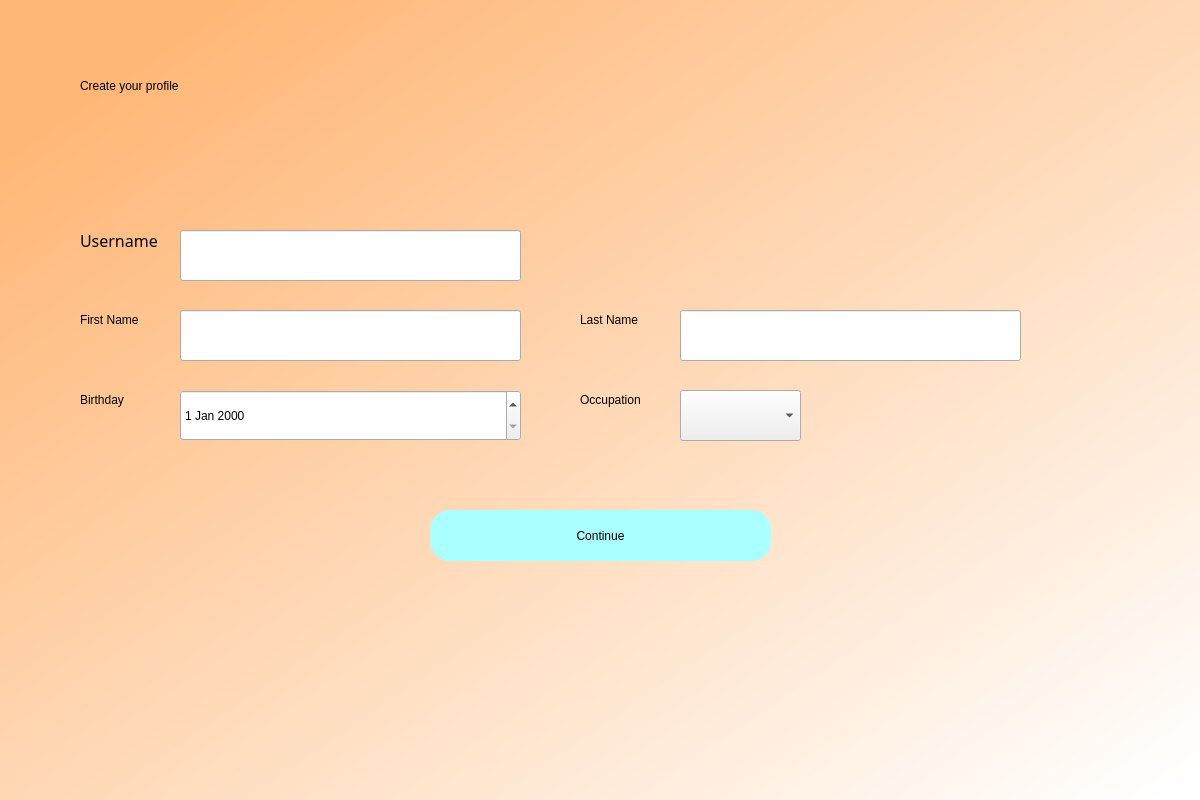
The window that profile.ui (cnTalon/READ) describes before a commit, drawn with Qt 5.
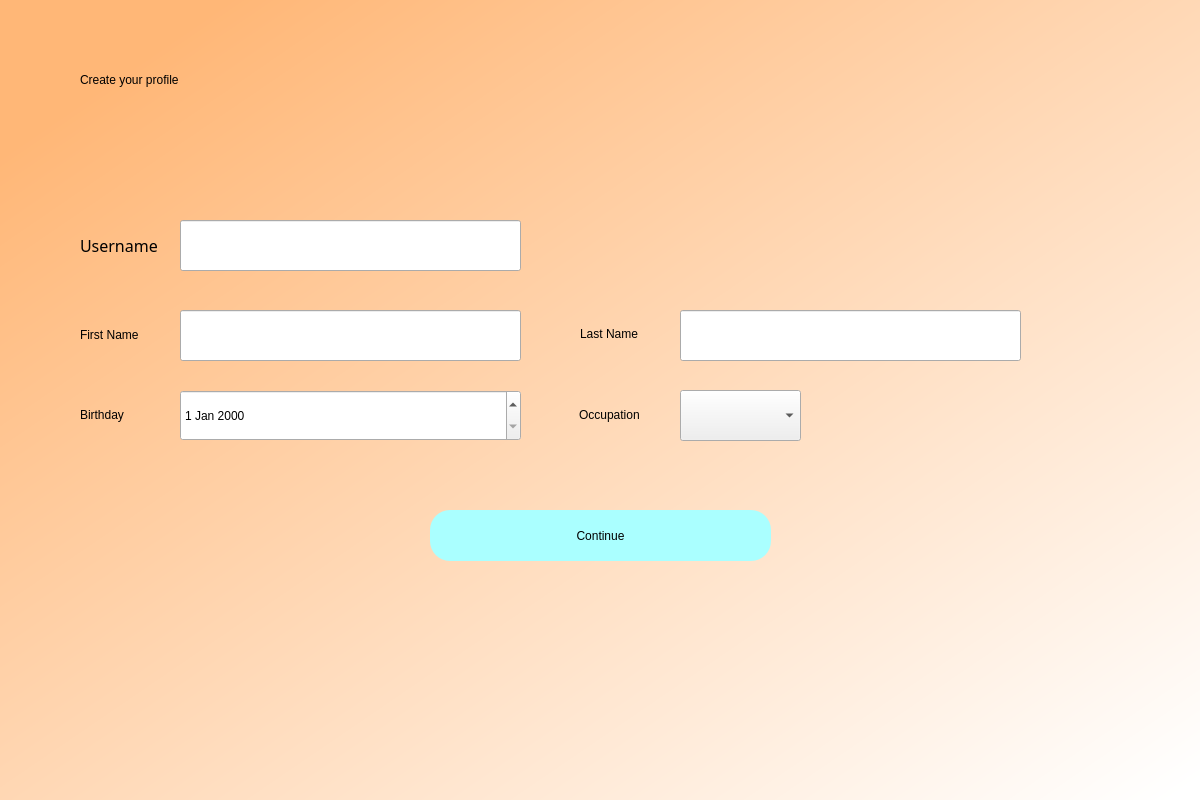
The same window after the commit.

Commit message: fixed label sizing

What changed in the file:
```diff
--- a/profile.ui
+++ b/profile.ui
@@ -27,23 +27,6 @@
 background-color:qlineargradient(spread:pad, x1:0.091, y1:0.101636, x2:0.991379, y2:0.977, stop:0 rgb(255, 183, 119), stop:1 rgba(255, 255, 255, 255));}
 </string>
    </property>
-   <widget class="QLabel" name="label">
-    <property name="geometry">
-     <rect>
-      <x>80</x>
-      <y>50</y>
-      <width>401</width>
-      <height>71</height>
-     </rect>
-    </property>
-    <property name="styleSheet">
-     <string notr="true">font: 36pt &quot;DengXian&quot;; color:rgb(0,0,0)
-</string>
-    </property>
-    <property name="text">
-     <string>Create your profile</string>
-    </property>
-   </widget>
    <widget class="QPushButton" name="signup">
     <property name="geometry">
      <rect>
@@ -66,7 +49,7 @@
     <property name="geometry">
      <rect>
       <x>180</x>
-      <y>230</y>
+      <y>220</y>
       <width>341</width>
       <height>51</height>
      </rect>
@@ -90,47 +73,6 @@
 font: 12pt &quot;MS Shell Dlg 2&quot;;</string>
     </property>
    </widget>
-   <widget class="QLabel" name="label_3">
-    <property name="geometry">
-     <rect>
-      <x>80</x>
-      <y>230</y>
-      <width>81</width>
-      <height>20</height>
-     </rect>
-    </property>
-    <property name="font">
-     <font>
-      <family>DengXian</family>
-      <pointsize>12</pointsize>
-      <weight>50</weight>
-      <italic>false</italic>
-      <bold>false</bold>
-     </font>
-    </property>
-    <property name="styleSheet">
-     <string notr="true">font: 12pt &quot;DengXian&quot;;</string>
-    </property>
-    <property name="text">
-     <string>Username</string>
-    </property>
-   </widget>
-   <widget class="QLabel" name="label_4">
-    <property name="geometry">
-     <rect>
-      <x>80</x>
-      <y>310</y>
-      <width>81</width>
-      <height>20</height>
-     </rect>
-    </property>
-    <property name="styleSheet">
-     <string notr="true">font: 12pt &quot;DengXian&quot;;</string>
-    </property>
-    <property name="text">
-     <string>First Name</string>
-    </property>
-   </widget>
    <widget class="QLabel" name="error">
     <property name="geometry">
      <rect>
@@ -147,22 +89,6 @@
      <string/>
     </property>
    </widget>
-   <widget class="QLabel" name="label_5">
-    <property name="geometry">
-     <rect>
-      <x>580</x>
-      <y>310</y>
-      <width>81</width>
-      <height>20</height>
-     </rect>
-    </property>
-    <property name="styleSheet">
-     <string notr="true">font: 12pt &quot;DengXian&quot;;</string>
-    </property>
-    <property name="text">
-     <string>Last Name</string>
-    </property>
-   </widget>
    <widget class="QLineEdit" name="lastname">
     <property name="geometry">
      <rect>
@@ -191,22 +117,6 @@
 font: 12pt &quot;MS Shell Dlg 2&quot;;</string>
     </property>
    </widget>
-   <widget class="QLabel" name="label_6">
-    <property name="geometry">
-     <rect>
-      <x>80</x>
-      <y>390</y>
-      <width>81</width>
-      <height>20</height>
-     </rect>
-    </property>
-    <property name="styleSheet">
-     <string notr="true">font: 12pt &quot;DengXian&quot;;</string>
-    </property>
-    <property name="text">
-     <string>Birthday</string>
-    </property>
-   </widget>
    <widget class="QComboBox" name="occupation">
     <property name="geometry">
      <rect>
@@ -241,21 +151,147 @@
      </property>
     </item>
    </widget>
-   <widget class="QLabel" name="label_8">
+   <widget class="QWidget" name="verticalLayoutWidget">
+    <property name="geometry">
+     <rect>
+      <x>80</x>
+      <y>50</y>
+      <width>611</width>
+      <height>61</height>
+     </rect>
+    </property>
+    <layout class="QVBoxLayout" name="verticalLayout">
+     <item alignment="Qt::AlignVCenter">
+      <widget class="QLabel" name="label">
+       <property name="styleSheet">
+        <string notr="true">font: 36pt &quot;DengXian&quot;; color:rgb(0,0,0)
+</string>
+       </property>
+       <property name="text">
+        <string>Create your profile</string>
+       </property>
+      </widget>
+     </item>
+    </layout>
+   </widget>
+   <widget class="QWidget" name="verticalLayoutWidget_2">
+    <property name="geometry">
+     <rect>
+      <x>80</x>
+      <y>220</y>
+      <width>101</width>
+      <height>51</height>
+     </rect>
+    </property>
+    <layout class="QVBoxLayout" name="verticalLayout_2">
+     <item alignment="Qt::AlignVCenter">
+      <widget class="QLabel" name="label_3">
+       <property name="font">
+        <font>
+         <family>DengXian</family>
+         <pointsize>12</pointsize>
+         <weight>50</weight>
+         <italic>false</italic>
+         <bold>false</bold>
+        </font>
+       </property>
+       <property name="styleSheet">
+        <string notr="true">font: 12pt &quot;DengXian&quot;;</string>
+       </property>
+       <property name="text">
+        <string>Username</string>
+       </property>
+      </widget>
+     </item>
+    </layout>
+   </widget>
+   <widget class="QWidget" name="verticalLayoutWidget_4">
+    <property name="geometry">
+     <rect>
+      <x>80</x>
+      <y>390</y>
+      <width>101</width>
+      <height>51</height>
+     </rect>
+    </property>
+    <layout class="QVBoxLayout" name="verticalLayout_4">
+     <item alignment="Qt::AlignVCenter">
+      <widget class="QLabel" name="label_6">
+       <property name="styleSheet">
+        <string notr="true">font: 12pt &quot;DengXian&quot;;</string>
+       </property>
+       <property name="text">
+        <string>Birthday</string>
+       </property>
+      </widget>
+     </item>
+    </layout>
+   </widget>
+   <widget class="QWidget" name="verticalLayoutWidget_5">
+    <property name="geometry">
+     <rect>
+      <x>80</x>
+      <y>310</y>
+      <width>101</width>
+      <height>51</height>
+     </rect>
+    </property>
+    <layout class="QVBoxLayout" name="verticalLayout_5">
+     <item alignment="Qt::AlignVCenter">
+      <widget class="QLabel" name="label_4">
+       <property name="styleSheet">
+        <string notr="true">font: 12pt &quot;DengXian&quot;;</string>
+       </property>
+       <property name="text">
+        <string>First Name</string>
+       </property>
+      </widget>
+     </item>
+    </layout>
+   </widget>
+   <widget class="QWidget" name="verticalLayoutWidget_9">
+    <property name="geometry">
+     <rect>
+      <x>579</x>
+      <y>390</y>
+      <width>101</width>
+      <height>51</height>
+     </rect>
+    </property>
+    <layout class="QVBoxLayout" name="verticalLayout_9">
+     <item alignment="Qt::AlignVCenter">
+      <widget class="QLabel" name="label_8">
+       <property name="styleSheet">
+        <string notr="true">font: 12pt &quot;DengXian&quot;;</string>
+       </property>
+       <property name="text">
+        <string>Occupation</string>
+       </property>
+      </widget>
+     </item>
+    </layout>
+   </widget>
+   <widget class="QWidget" name="verticalLayoutWidget_10">
     <property name="geometry">
      <rect>
       <x>580</x>
-      <y>390</y>
-      <width>81</width>
-      <height>20</height>
+      <y>309</y>
+      <width>101</width>
+      <height>51</height>
      </rect>
     </property>
-    <property name="styleSheet">
-     <string notr="true">font: 12pt &quot;DengXian&quot;;</string>
-    </property>
-    <property name="text">
-     <string>Occupation</string>
-    </property>
+    <layout class="QVBoxLayout" name="verticalLayout_10">
+     <item alignment="Qt::AlignVCenter">
+      <widget class="QLabel" name="label_13">
+       <property name="styleSheet">
+        <string notr="true">font: 12pt &quot;DengXian&quot;;</string>
+       </property>
+       <property name="text">
+        <string>Last Name</string>
+       </property>
+      </widget>
+     </item>
+    </layout>
    </widget>
   </widget>
  </widget>
```
The commit also changes 8 other files.
